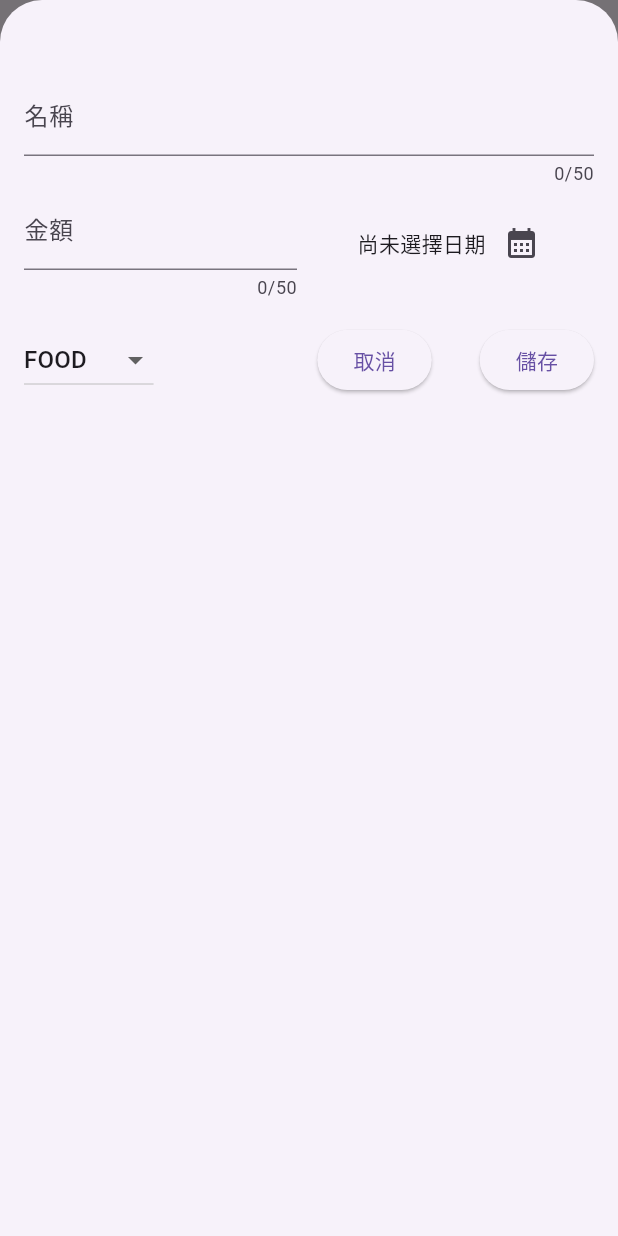
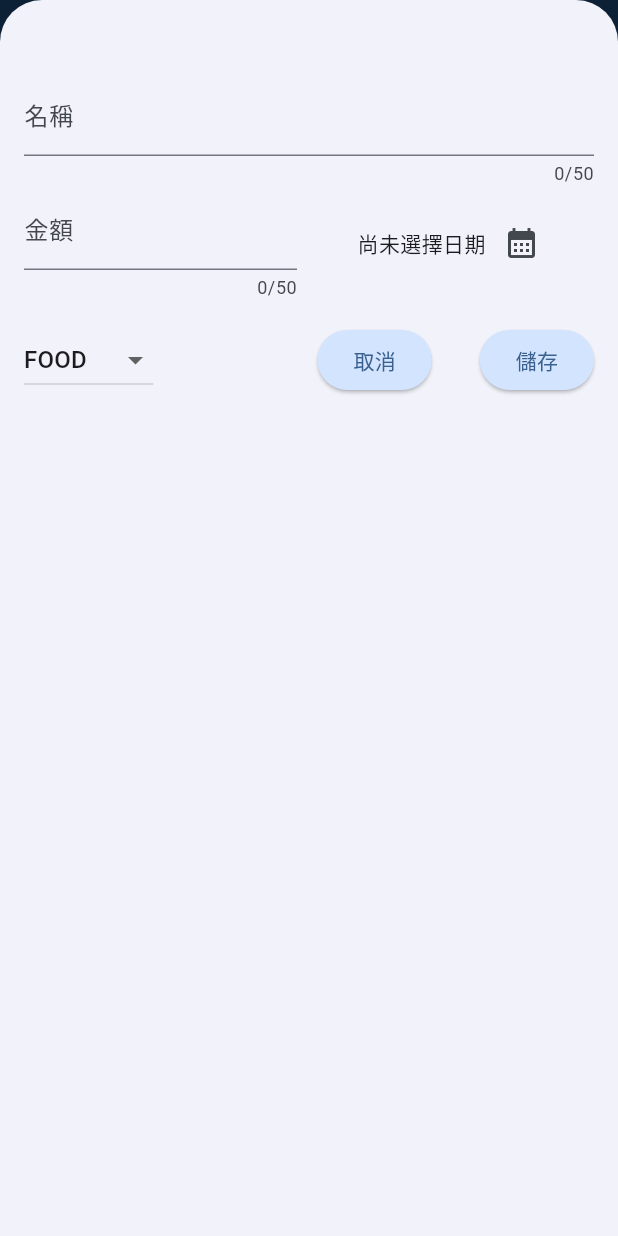
Before and after one commit to yusheng593/expense_tracker, a Flutter app: the screen it shows after launch, after a tap on the "add" icon, on a phone screen of 412 x 824 dp. Run offline on Flutter 3.47's test engine with Material 3 defaults, Android fonts, the phone set to English and light mode, and no system bars.

Commit message:
ThemeData

```diff
--- a/lib/main.dart
+++ b/lib/main.dart
@@ -1,8 +1,39 @@
 import 'package:expense_tracker/widgets/expenses.dart';
 import 'package:flutter/material.dart';
 
+// rgb(41, 95, 152)
+var kColorScheme = ColorScheme.fromSeed(
+  seedColor: const Color.fromARGB(255, 41, 95, 152),
+);
+
 void main() {
-  runApp(const MaterialApp(
-    home: Expenses(),
+  runApp(MaterialApp(
+    theme: ThemeData().copyWith(
+      colorScheme: kColorScheme,
+      appBarTheme: const AppBarTheme().copyWith(
+        backgroundColor: kColorScheme.onPrimaryContainer,
+        foregroundColor: kColorScheme.primaryContainer,
+      ),
+      cardTheme: const CardTheme().copyWith(
+        color: kColorScheme.secondaryContainer,
+        margin: const EdgeInsets.symmetric(
+          horizontal: 16,
+          vertical: 8,
+        ),
+      ),
+      elevatedButtonTheme: ElevatedButtonThemeData(
+        style: ElevatedButton.styleFrom(
+          backgroundColor: kColorScheme.primaryContainer,
+        ),
+      ),
+      textTheme: ThemeData().textTheme.copyWith(
+            titleLarge: TextStyle(
+              fontWeight: FontWeight.normal,
+              color: kColorScheme.onSecondaryContainer,
+              fontSize: 14,
+            ),
+          ),
+    ),
+    home: const Expenses(),
   ));
 }
```
